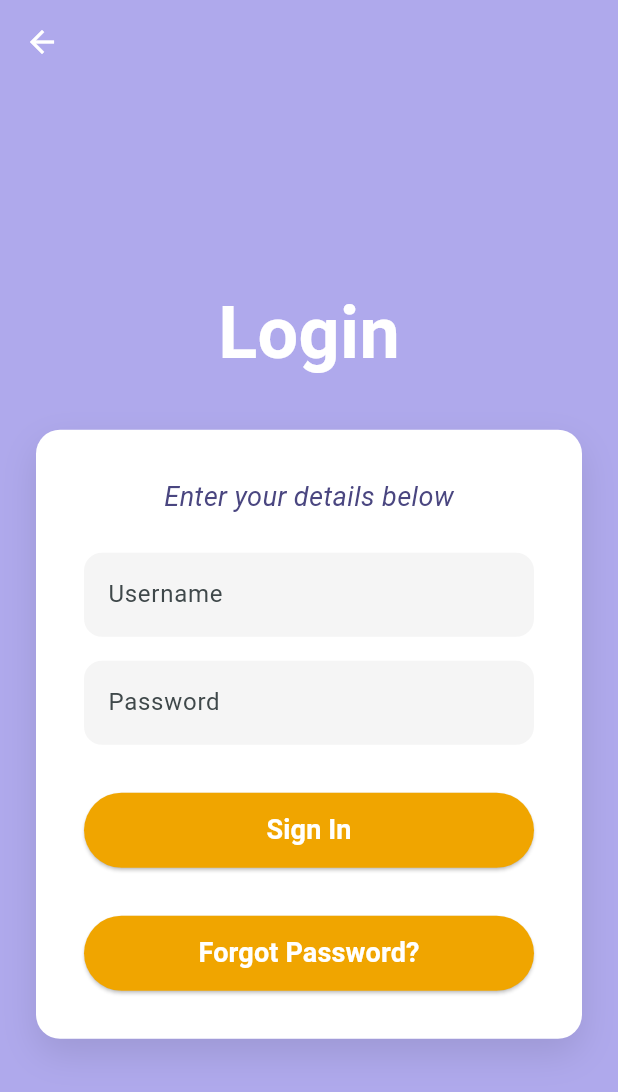
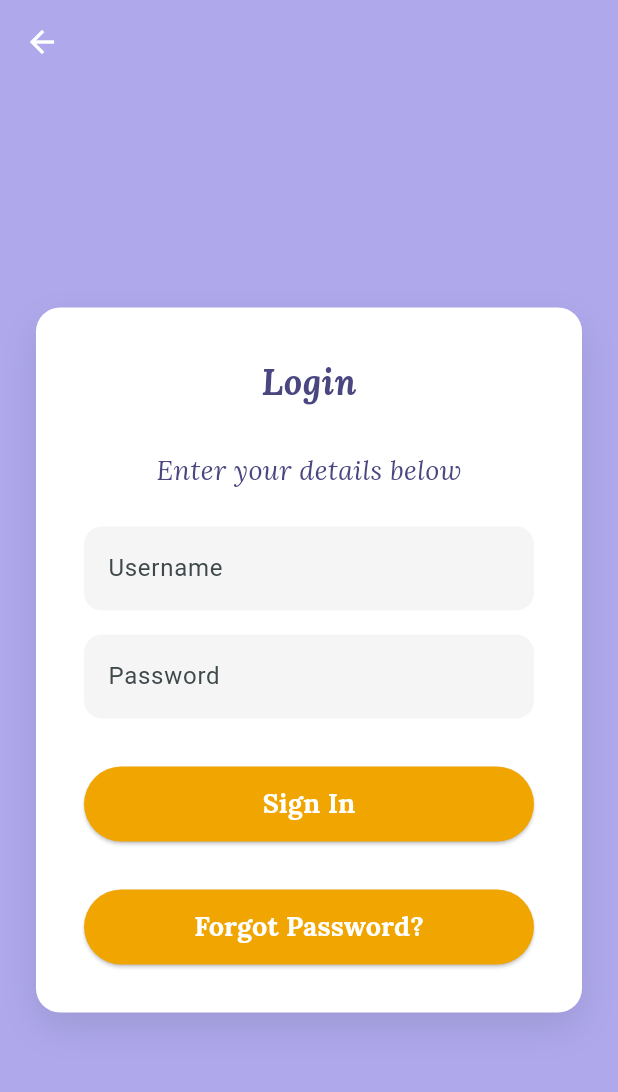
Before and after one commit to burnstravis/mern-temp, a Flutter app: the screen it shows after launch, after a tap on "Login", on a phone screen of 412 x 824 dp. Shown: the top 1092 px of the screen. Run offline on Flutter 3.47's test engine with Material 3 defaults, Android fonts, the phone set to English and light mode, and no system bars; our stand-ins replace flutter_secure_storage, google_fonts, socket_io_client; network calls fail.

Commit message:
Mobile UI finishes

```diff
--- a/frontend-mobile/mobile/lib/screens/conversation_page.dart
+++ b/frontend-mobile/mobile/lib/screens/conversation_page.dart
@@ -144,7 +144,7 @@ class _ConversationPageState extends State<ConversationPage> {
           const SizedBox(height: 20),
           Text(
             "Friend Connector",
-            style: GoogleFonts.dancingScript(fontSize: 64, color: Colors.white, fontWeight: FontWeight.bold),
+            style: GoogleFonts.dancingScript(fontSize: 48, color: Colors.white, fontWeight: FontWeight.bold),
           ),
           Text(
             "Messages",
--- a/frontend-mobile/mobile/lib/screens/friends_page.dart
+++ b/frontend-mobile/mobile/lib/screens/friends_page.dart
@@ -128,7 +128,7 @@ class _FriendsPageState extends State<FriendsPage> {
           Text(
             "Friend Connector",
             style: GoogleFonts.dancingScript(
-              fontSize: 64,
+              fontSize: 48,
               fontWeight: FontWeight.bold,
               color: Colors.white,
               shadows: [const Shadow(color: Colors.black26, offset: Offset(1, 2), blurRadius: 6)],
@@ -234,8 +234,7 @@ class _FriendsPageState extends State<FriendsPage> {
                 textAlignVertical: TextAlignVertical.center,
                 style: const TextStyle(color: Color.fromRGBO(0, 0, 0, 0.7), fontSize: 16),
                 decoration: const InputDecoration(
-                  hintText: "Search username",
-                  hintStyle: TextStyle(color: Color.fromRGBO(0, 0, 0, 0.4)),
+                  hintText: "Search",
                   border: InputBorder.none,
                   isCollapsed: true,
                   contentPadding: EdgeInsets.symmetric(horizontal: 12),
--- a/frontend-mobile/mobile/lib/screens/landing_page.dart
+++ b/frontend-mobile/mobile/lib/screens/landing_page.dart
@@ -1,5 +1,6 @@
 import 'package:flutter/material.dart';
 import 'package:friend_connector_mobile/screens/register_page.dart';
+import 'package:google_fonts/google_fonts.dart';
 
 import 'login_page.dart';
 
@@ -17,33 +18,45 @@ class LandingScreen extends StatelessWidget {
           mainAxisAlignment: MainAxisAlignment.center,
           children: [
             // 1. Title & Subtitle
-            const Text(
-              'Friend Connector',
-              style: TextStyle(
-                fontSize: 64,
+            Text(
+              "Friend Connector",
+              style: GoogleFonts.dancingScript(
+                fontSize: 48,
                 fontWeight: FontWeight.bold,
                 color: Colors.white,
+                shadows: [const Shadow(color: Colors.black26, offset: Offset(1, 2), blurRadius: 6)],
               ),
             ),
             const SizedBox(height: 10),
-
             //subtitle message
             Text(
-              'Staying connected, made simple',
-              style: TextStyle(
+              "Staying connected, made simple",
+              style: GoogleFonts.lora(
                 fontSize: 18,
+                fontStyle: FontStyle.italic,
                 color: Colors.white,
-                fontStyle: FontStyle.italic,
               ),
             ),
             const SizedBox(height: 40),
 
             // 2. Login Card
             AuthCard(
-              instruction: "Have an account?", // Changed to a shorter title
+              instruction: "Have an account?",
               subText: "Welcome back—your friends are waiting",
               buttonText: "Login",
               isPrimary: false,
+              // Pass Lora styles here:
+              instructionStyle: GoogleFonts.lora(
+                color: const Color(0xFF4A4680),
+                fontWeight: FontWeight.bold,
+                fontSize: 20,
+                fontStyle: FontStyle.italic,
+              ),
+              subTextStyle: GoogleFonts.lora(
+                color: const Color(0xFF4A4680),
+                fontSize: 16,
+                fontStyle: FontStyle.italic,
+              ),
               onPressed: () {
                 Navigator.push(
                   context,
@@ -54,12 +67,23 @@ class LandingScreen extends StatelessWidget {
 
             const SizedBox(height: 24),
 
-            // 4. Register Card
             AuthCard(
               instruction: "New here?",
               subText: "Create an account, start connecting",
               buttonText: "Register",
               isPrimary: true,
+              // Pass Lora styles here:
+              instructionStyle: GoogleFonts.lora(
+                color: const Color(0xFF4A4680),
+                fontWeight: FontWeight.bold,
+                fontSize: 20,
+                fontStyle: FontStyle.italic,
+              ),
+              subTextStyle: GoogleFonts.lora(
+                color: const Color(0xFF4A4680),
+                fontSize: 16,
+                fontStyle: FontStyle.italic,
+              ),
               onPressed: () {
                 Navigator.push(
                   context,
@@ -77,25 +101,28 @@ class LandingScreen extends StatelessWidget {
 // Reusable AuthCard "Component"
 class AuthCard extends StatelessWidget {
   final String instruction;
-  final String subText; // Added this
+  final String subText;
   final String buttonText;
   final bool isPrimary;
   final VoidCallback onPressed;
+  final TextStyle instructionStyle; // Use these in build
+  final TextStyle subTextStyle;
 
   const AuthCard({
     super.key,
     required this.instruction,
-    required this.subText, // Added this
+    required this.subText,
     required this.buttonText,
     required this.isPrimary,
     required this.onPressed,
+    required this.instructionStyle,
+    required this.subTextStyle,
   });
-
 
   @override
   Widget build(BuildContext context) {
     return Container(
-      width: 380,
+      width: 300,
       padding: const EdgeInsets.all(24),
       decoration: BoxDecoration(
         color: Colors.white,
@@ -110,31 +137,21 @@ class AuthCard extends StatelessWidget {
         ],
       ),
       child: Column(
-        crossAxisAlignment:
-            CrossAxisAlignment.center, // Better alignment for subtext
+        crossAxisAlignment: CrossAxisAlignment.center,
         children: [
           Text(
             instruction,
-            style: const TextStyle(
-              color: Color(0xFF4A4680),
-              fontWeight: FontWeight.bold,
-              fontSize: 20,
-              fontStyle: FontStyle.italic,
-            ),
+            style: instructionStyle, // Applied constructor style
           ),
-          const SizedBox(height: 4), // Small gap
+          const SizedBox(height: 4),
           Text(
             subText,
-            style: TextStyle(
-              color: Color(0xFF4A4680),
-              fontSize: 16,
-              fontStyle: FontStyle.italic,
-            ),
+            style: subTextStyle, // Applied constructor style
           ),
-          const SizedBox(height: 20), // Gap before button
+          const SizedBox(height: 20),
           SizedBox(
             width: double.infinity,
-            height: 45,
+            height: 40,
             child: ElevatedButton(
               onPressed: onPressed,
               style: ElevatedButton.styleFrom(
@@ -146,7 +163,7 @@ class AuthCard extends StatelessWidget {
               ),
               child: Text(
                 buttonText,
-                style: const TextStyle(
+                style: GoogleFonts.lora( // Ensuring the button matches Lora
                   fontStyle: FontStyle.italic,
                   fontSize: 18,
                 ),
--- a/frontend-mobile/mobile/lib/screens/login_page.dart
+++ b/frontend-mobile/mobile/lib/screens/login_page.dart
@@ -1,5 +1,6 @@
 import 'package:flutter/material.dart';
 import 'package:friend_connector_mobile/screens/forgotpassword_page.dart';
+import 'package:google_fonts/google_fonts.dart';
 import '../models/login_response.dart';
 import '../services/api_service.dart';
 import 'home_page.dart';
@@ -95,15 +96,7 @@ class _LoginScreenState extends State<LoginScreen> {
             child: Column(
               children: [
                 // Header inside the screen
-                const Text(
-                  'Login',
-                  style: TextStyle(
-                      fontSize: 48,
-                      fontWeight: FontWeight.bold,
-                      color: Colors.white
-                  ),
-                ),
-                const SizedBox(height: 30),
+
 
                 // The Auth Card Container
                 Container(
@@ -122,9 +115,18 @@ class _LoginScreenState extends State<LoginScreen> {
                   ),
                   child: Column(
                     children: [
-                      const Text(
+
+                      Text(
+                        'Login',
+                        style: GoogleFonts.lora(color: Color(0xFF4A4680), fontWeight: FontWeight.bold, fontSize: 24,                 fontStyle: FontStyle.italic,
+                        ),
+
+                      ),
+                      const SizedBox(height: 30),
+
+                      Text(
                         "Enter your details below",
-                        style: TextStyle(
+                        style: GoogleFonts.lora(
                           color: Color(0xFF4A4680),
                           fontSize: 18,
                           fontStyle: FontStyle.italic,
@@ -185,9 +187,9 @@ class _LoginScreenState extends State<LoginScreen> {
                               strokeWidth: 2,
                             ),
                           )
-                              : const Text(
+                              :  Text(
                             "Sign In",
-                            style: TextStyle(
+                            style: GoogleFonts.lora(
                               fontSize: 18,
                               fontWeight: FontWeight.bold,
                             ),
@@ -211,9 +213,9 @@ class _LoginScreenState extends State<LoginScreen> {
                               borderRadius: BorderRadius.circular(50),
                             ),
                           ),
-                          child: const Text(
+                          child:  Text(
                             "Forgot Password?",
-                            style: TextStyle(
+                            style: GoogleFonts.lora(
                               fontSize: 18,
                               fontWeight: FontWeight.bold,
                             ),
--- a/frontend-mobile/mobile/lib/screens/messages_page.dart
+++ b/frontend-mobile/mobile/lib/screens/messages_page.dart
@@ -115,7 +115,7 @@ class _MessagesPageState extends State<MessagesPage> {
           Text(
             "Friend Connector",
             style: GoogleFonts.dancingScript(
-              fontSize: 64,
+              fontSize: 48,
               fontWeight: FontWeight.bold,
               color: Colors.white,
               shadows: [const Shadow(color: Colors.black26, offset: Offset(1, 2), blurRadius: 6)],
@@ -221,8 +221,10 @@ class _MessagesPageState extends State<MessagesPage> {
               child: TextField(
                 controller: _searchController,
                 onChanged: _filterList,
+                style: const TextStyle(color: Color.fromRGBO(0, 0, 0, 0.7), fontSize: 16),
+
                 decoration: const InputDecoration(
-                  hintText: "Search conversations",
+                  hintText: "Search",
                   border: InputBorder.none,
                   contentPadding: EdgeInsets.symmetric(horizontal: 12),
                 ),
--- a/frontend-mobile/mobile/lib/screens/support_page.dart
+++ b/frontend-mobile/mobile/lib/screens/support_page.dart
@@ -76,7 +76,7 @@ class _SupportPageState extends State<SupportPage> {
           Text(
           "Friend Connector",
           style: GoogleFonts.dancingScript(
-            fontSize: 64,
+            fontSize: 48,
             fontWeight: FontWeight.bold,
             color: Colors.white,
             shadows: [const Shadow(color: Colors.black26, offset: Offset(1, 2), blurRadius: 6)],
@@ -107,10 +107,10 @@ class _SupportPageState extends State<SupportPage> {
                 child: Column(
                   children: [
                     Text(
-                      "Need help with something $capitalizedName?",
+                      "Need help $capitalizedName?",
                       textAlign: TextAlign.center,
                       style: GoogleFonts.lora(
-                        fontSize: 24,
+                        fontSize: 32,
                         fontStyle: FontStyle.italic,
                         fontWeight: FontWeight.bold,
                         color: headerTextBlue,
```
Also changed, not shown: frontend-mobile/mobile/lib/screens/discoverfriends_page.dart (+37 -22 lines), frontend-mobile/mobile/lib/screens/forgotpassword_page.dart (+5 -4 lines), frontend-mobile/mobile/lib/screens/home_page.dart (+9 -10 lines), frontend-mobile/mobile/lib/screens/notifications_page.dart (+26 -24 lines), frontend-mobile/mobile/lib/screens/register_page.dart (+10 -4 lines), frontend-mobile/mobile/lib/screens/resetpassword_page.dart (+5 -4 lines).
